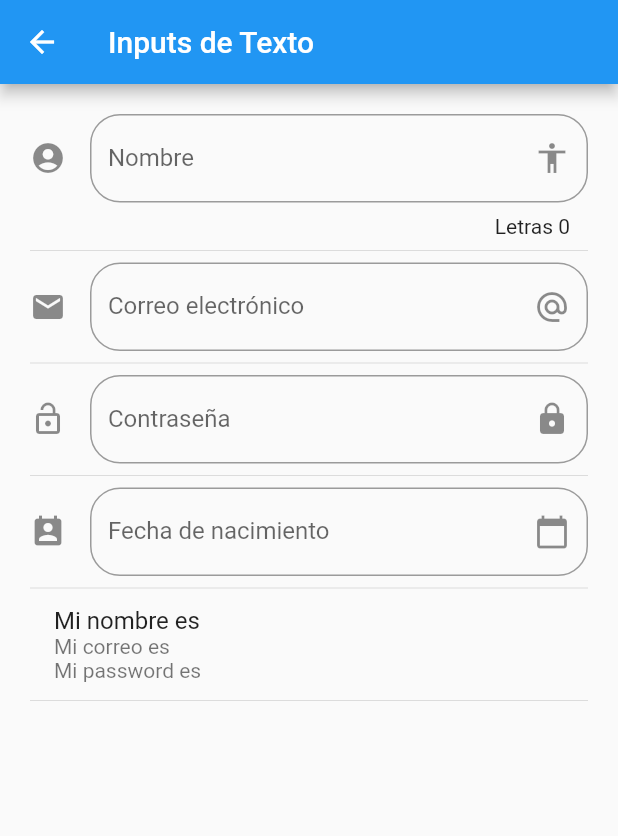
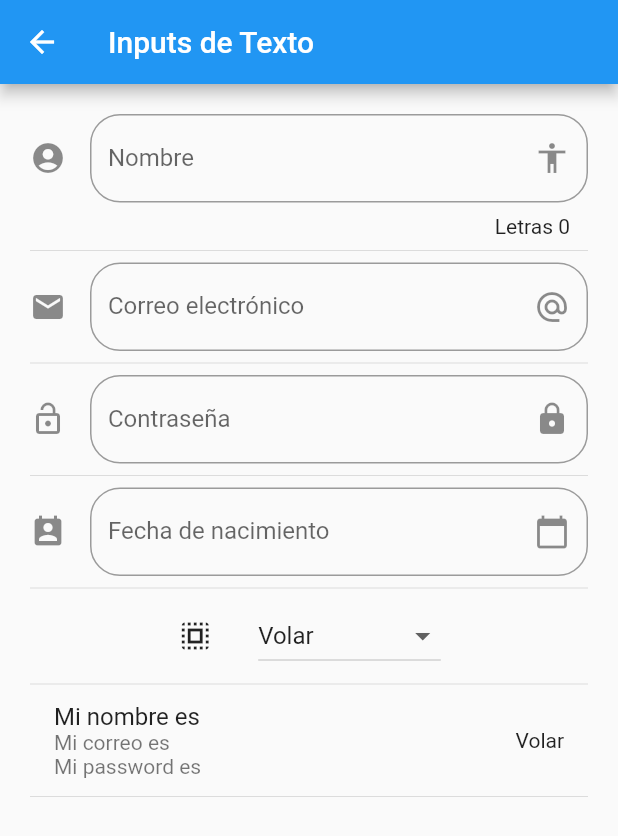
Before and after one commit to lafayetes/ComponentesAPP-Flutter, a Flutter app: the InputPage screen opened by its route, on a phone screen of 412 x 824 dp. Shown: the top 836 px of the screen. Run offline on Flutter 3.47's test engine with Material 2 defaults, Android fonts, the phone set to English and light mode, and no system bars.

Commit message:
Finalizado el tema de los TextFields con un dropdownButton, como manejarlo y buenas practicas

```diff
--- a/lib/src/pages/inputs_page.dart
+++ b/lib/src/pages/inputs_page.dart
@@ -10,6 +10,14 @@ class _InputPageState extends State<InputPage> {
   String _email = '';
   String _password = '';
   String _fecha = '';
+  String _opcionSeleccionada = 'Volar';
+  List<String> _poderes = [
+    'Rayos X',
+    'Super Fuerza',
+    'Super aliento',
+    'Volar',
+    'Invencibilidad'
+  ];
 
   TextEditingController _inputController = TextEditingController();
   @override
@@ -28,6 +36,8 @@ class _InputPageState extends State<InputPage> {
           _crearPassword(),
           Divider(),
           _crearFecha(context),
+          Divider(),
+          _crearDropDown(),
           Divider(),
           _crearPersona(),
           Divider(),
@@ -135,10 +145,46 @@ class _InputPageState extends State<InputPage> {
     }
   }
 
+  List<DropdownMenuItem<String>> getOpcionesDropDown() {
+    List<DropdownMenuItem<String>> lista = [];
+    _poderes.forEach((poder) {
+      lista.add(
+        DropdownMenuItem(
+          child: Text(poder),
+          value: poder,
+        ),
+      );
+    });
+    return lista;
+  }
+
+  Widget _crearDropDown() {
+    return Row(
+      mainAxisAlignment: MainAxisAlignment.center,
+      children: [
+        Icon(Icons.select_all),
+        SizedBox(
+          width: 30.0,
+        ),
+        DropdownButton(
+          items: getOpcionesDropDown(),
+          value: _opcionSeleccionada,
+          onChanged: (opt) {
+            setState(() {
+              _opcionSeleccionada = opt;
+            });
+            print(opt);
+          },
+        ),
+      ],
+    );
+  }
+
   Widget _crearPersona() {
     return ListTile(
       title: Text('Mi nombre es $_nombre'),
       subtitle: Text('Mi correo es $_email \nMi password es $_password'),
+      trailing: Text(_opcionSeleccionada),
     );
   }
 }
```
